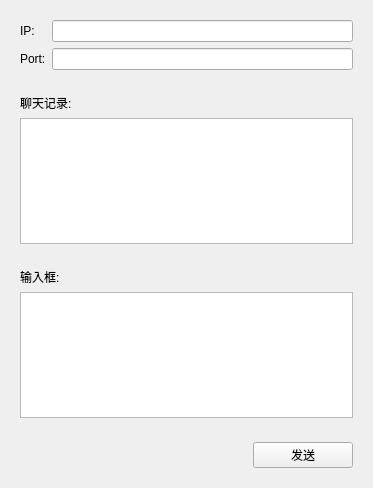
Old version of the form server.ui in the repository c1094179989/qt-tcpip-server-client-demo.
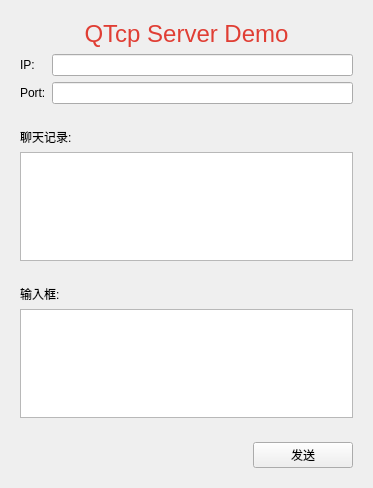
New version of the form.

What changed in the file:
```diff
--- a/server.ui
+++ b/server.ui
@@ -17,27 +17,34 @@
    <item>
     <widget class="QWidget" name="widget" native="true">
      <layout class="QGridLayout" name="gridLayout">
-      <item row="0" column="0">
-       <widget class="QLabel" name="label">
-        <property name="text">
-         <string>IP:</string>
-        </property>
-       </widget>
-      </item>
-      <item row="0" column="1">
+      <item row="1" column="1">
        <widget class="QLineEdit" name="ip"/>
       </item>
+      <item row="2" column="1">
+       <widget class="QLineEdit" name="port">
+        <property name="text">
+         <string/>
+        </property>
+       </widget>
+      </item>
       <item row="1" column="0">
+       <widget class="QLabel" name="label">
+        <property name="text">
+         <string>IP:</string>
+        </property>
+       </widget>
+      </item>
+      <item row="2" column="0">
        <widget class="QLabel" name="label_2">
         <property name="text">
          <string>Port:</string>
         </property>
        </widget>
       </item>
-      <item row="1" column="1">
-       <widget class="QLineEdit" name="port">
+      <item row="0" column="0" colspan="2">
+       <widget class="QLabel" name="label_5">
         <property name="text">
-         <string/>
+         <string>&lt;html&gt;&lt;head/&gt;&lt;body&gt;&lt;p align=&quot;center&quot;&gt;&lt;span style=&quot; font-size:18pt; color:#e03e34;&quot;&gt;QTcp Server Demo&lt;/span&gt;&lt;/p&gt;&lt;/body&gt;&lt;/html&gt;</string>
         </property>
        </widget>
       </item>
```
